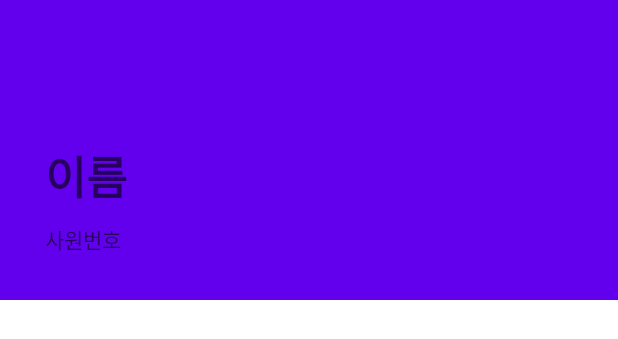
After one commit to olnuyh/SafetyHat_Workers, an Android app: the layout navigation_header.xml on its own in the app's theme, with its tools: preview values and no code run, on a phone screen of 412 x 824 dp. The commit adds this screen. Shown: the top 339 px of the screen. Run offline under Robolectric (Android 15) with nearby library versions, the phone set to English and light mode, and no system bars; network calls fail.

Commit message:
MainActivity Drawerlayout 생성

```diff
--- a/app/build.gradle
+++ b/app/build.gradle
@@ -57,4 +57,5 @@ dependencies {
     androidTestImplementation 'androidx.test.espresso:espresso-core:3.4.0'
     implementation 'com.google.zxing:core:3.4.0'
     implementation 'com.journeyapps:zxing-android-embedded:4.1.0'
+    implementation 'androidx.legacy:legacy-support-v4:1.0.0'
 }
--- /dev/null
+++ b/app/src/main/res/layout/navigation_header.xml
@@ -0,0 +1,30 @@
+<?xml version="1.0" encoding="utf-8"?>
+<RelativeLayout xmlns:android="http://schemas.android.com/apk/res/android"
+    android:layout_width="match_parent"
+    android:layout_height="200dp"
+    android:id="@+id/navigationHeader"
+    android:background="@color/purple_500">
+
+    <TextView
+        android:id="@+id/navigationName"
+        android:layout_width="wrap_content"
+        android:layout_height="wrap_content"
+        android:layout_alignParentLeft="true"
+        android:layout_alignParentBottom="true"
+        android:layout_marginLeft="30dp"
+        android:layout_marginBottom="60dp"
+        android:hint="이름"
+        android:textColor="#ffffff"
+        android:textSize="30dp"
+        android:textStyle="bold" />
+
+    <TextView
+        android:id="@+id/navigationEmplId"
+        android:layout_width="wrap_content"
+        android:layout_height="wrap_content"
+        android:layout_alignParentLeft="true"
+        android:layout_alignParentBottom="true"
+        android:layout_marginLeft="30dp"
+        android:layout_marginBottom="30dp"
+        android:hint="사원번호" />
+</RelativeLayout>
--- a/app/src/main/res/values/strings.xml
+++ b/app/src/main/res/values/strings.xml
@@ -1,3 +1,5 @@
 <resources>
     <string name="app_name">Workers</string>
+    <string name="drawer_open">OPEN</string>
+    <string name="drawer_close">CLOSE</string>
 </resources>
--- a/app/src/main/res/values/themes.xml
+++ b/app/src/main/res/values/themes.xml
@@ -1,6 +1,6 @@
 <resources xmlns:tools="http://schemas.android.com/tools">
     <!-- Base application theme. -->
-    <style name="Theme.Workers" parent="Theme.MaterialComponents.DayNight.DarkActionBar">
+    <style name="Theme.Workers" parent="Theme.MaterialComponents.Light.NoActionBar">
         <!-- Primary brand color. -->
         <item name="colorPrimary">@color/purple_500</item>
         <item name="colorPrimaryVariant">@color/purple_700</item>
```
Also changed, not shown: app/src/main/java/com/example/workers/MainActivity.kt (+51 -6 lines), app/src/main/res/layout/activity_calendar.xml (+6 -5 lines), app/src/main/res/layout/activity_main.xml (+36 -23 lines), app/src/main/res/menu/navigation_menu.xml (added, +23 -0 lines).
